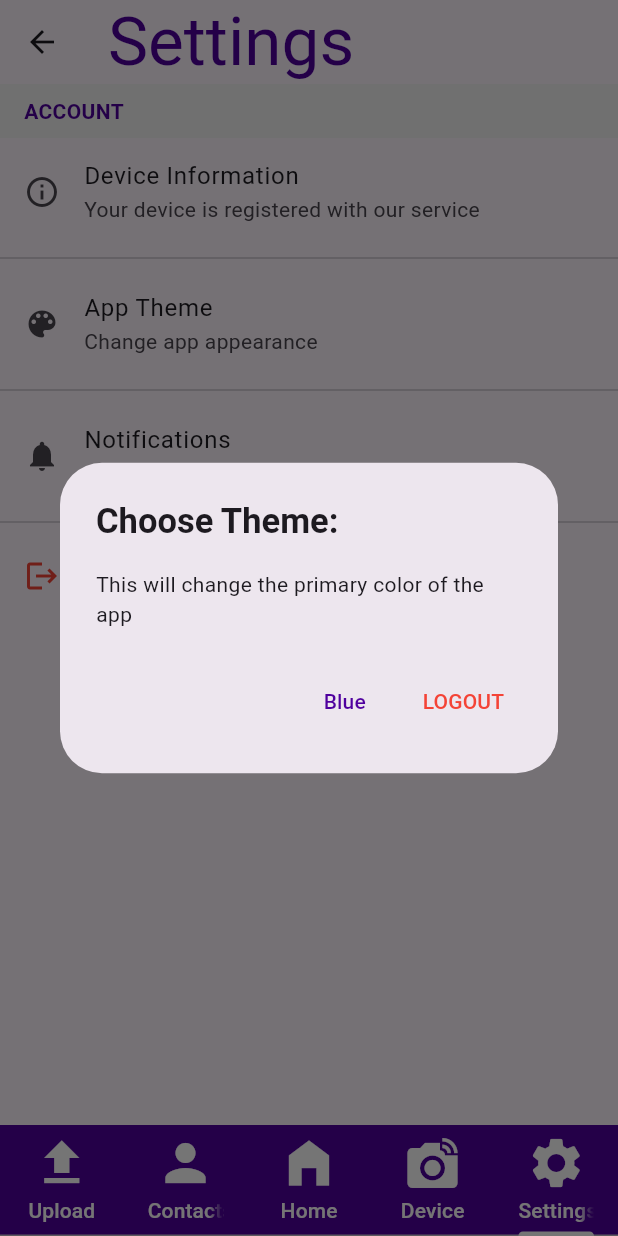
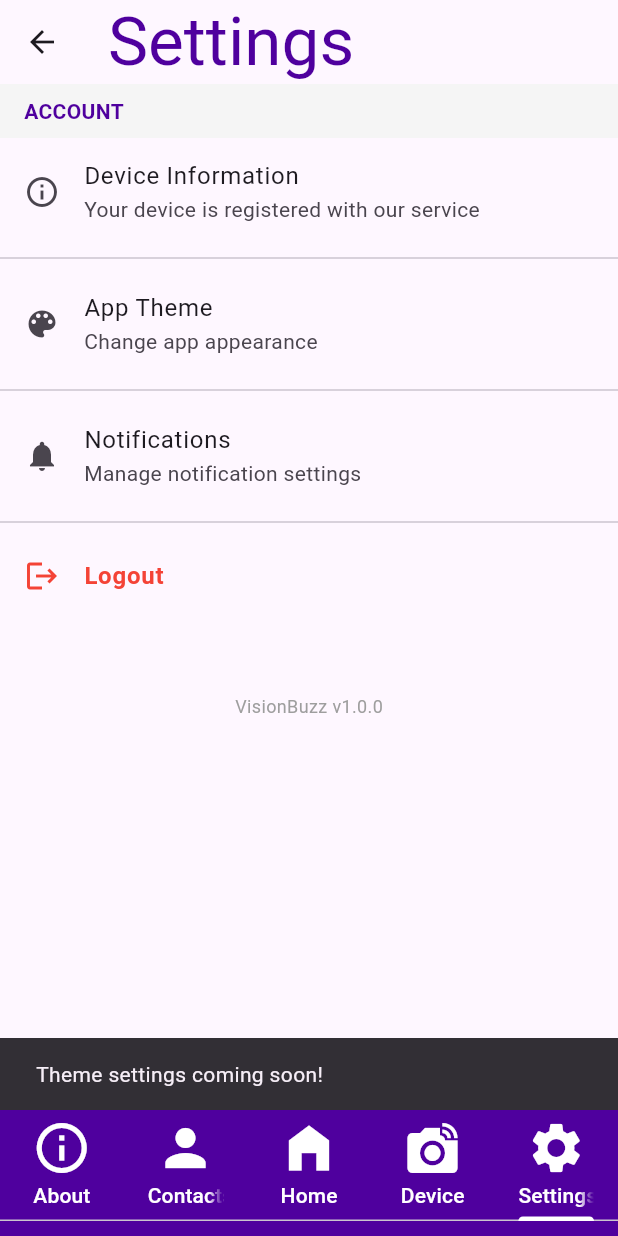
Before and after one commit to gabrielramp/visionbuzz, a Flutter app: the MainAppScreen screen opened directly with empty values, tab 5 chosen, after a tap on "App Theme", on a phone screen of 412 x 824 dp. Run offline on Flutter 3.47's test engine with Material 3 defaults, Android fonts, the light colour scheme and no system bars; our stand-ins replace firebase_core, firebase_messaging, flutter_blue, flutter_secure_storage, flutter_tts, get and 3 more; accounts and stored records are empty; network calls fail.

Commit message:
No more touching

```diff
--- a/lib/main.dart
+++ b/lib/main.dart
@@ -25,15 +25,15 @@ Future<void> handleForegroundNotifications(RemoteMessage message) async {
 
   flutterTts.setSpeechRate(0.5);
 
-  flutterTts.setVolume(0.1);
+  flutterTts.setVolume(1.0);
 
   flutterTts.setPitch(1.0);
 
   flutterTts.isLanguageAvailable("en-US");
   // await flutterTts.speak("Foreground notification type shit");
   await flutterTts.speak("${message.data['body']} seen!");
-  await deviceWidget.DevicePage().writeToVibrator(int.parse(message.data['vib_pattern']));
-
+  await deviceWidget.DevicePage()
+      .writeToVibrator(int.parse(message.data['vib_pattern']));
 }
 // CJ CHANGE -- MAYBE SWAP OOOP HERE, DO DEVICE VIBRATIONS BEFORE TTS?
 // ONLY ISSUE IS THAT SOMETIMES IT DOES RECONNECT WHEN VIBRATION, SO IF DEVICE ISN'T FOUND
@@ -49,17 +49,17 @@ Future<void> handleBackgroundNotifications(RemoteMessage message) async {
 
   flutterTts.setSpeechRate(0.5);
 
-  flutterTts.setVolume(0.1);
+  flutterTts.setVolume(1.0);
 
   flutterTts.setPitch(1.0);
 
   flutterTts.isLanguageAvailable("en-US");
   // await flutterTts.speak("Background notification type shit");
   await flutterTts.speak("${message.data['body']} seen!");
-  await deviceWidget.DevicePage().writeToVibrator(int.parse(message.data['vib_pattern']));
+  await deviceWidget.DevicePage()
+      .writeToVibrator(int.parse(message.data['vib_pattern']));
   print("Data: ${message.data}, vibe pattern: ${message.data['vib_pattern']}");
   print("ID: ${message.messageId}");
-
 }
 
 void main() async {
@@ -98,10 +98,7 @@ void main() async {
   print("Firebase device token: $token");
 
   runApp(ChangeNotifierProvider(
-    create: (_) => AuthProvider(),
-    child: MyApp(fbToken: token as String)
-  ));
-
+      create: (_) => AuthProvider(), child: MyApp(fbToken: token as String)));
 }
 
 const double iconSize = 40;
@@ -165,9 +162,10 @@ class MainAppScreen extends StatefulWidget {
   _MainAppScreenState createState() => _MainAppScreenState();
 }
 
-class _MainAppScreenState extends State<MainAppScreen> with SingleTickerProviderStateMixin {
+class _MainAppScreenState extends State<MainAppScreen>
+    with SingleTickerProviderStateMixin {
   late TabController _tabController;
-  int _currentIndex = 4;  // Start with Home tab selected - INIT START THINGY
+  int _currentIndex = 2; // Start with Home tab selected - INIT START THINGY
   @override
   void initState() {
     super.initState();
@@ -198,6 +196,7 @@ class _MainAppScreenState extends State<MainAppScreen> with SingleTickerProvider
     ColorScheme colorScheme = Theme.of(context).colorScheme;
 
     return Scaffold(
+      backgroundColor: colorScheme.primary,
       body: TabBarView(
         controller: _tabController,
         children: [
@@ -211,14 +210,16 @@ class _MainAppScreenState extends State<MainAppScreen> with SingleTickerProvider
           ),
         ],
       ),
-      bottomNavigationBar: ColoredBox(
+      bottomNavigationBar: Padding(
+        padding: EdgeInsets.only(bottom: 10),
+        child: ColoredBox(
             color: colorScheme.primary,
             child: TabBar(
               controller: _tabController,
               tabs: [
                 Tab(
-              text: "Upload",
-              icon: Icon(Icons.upload,
+                  text: "About",
+                  icon: Icon(Icons.info_outline,
                       size: iconSize, color: colorScheme.secondary),
                 ),
                 Tab(
@@ -246,7 +247,7 @@ class _MainAppScreenState extends State<MainAppScreen> with SingleTickerProvider
               indicatorColor: colorScheme.secondary,
               unselectedLabelColor: colorScheme.secondary,
               labelColor: colorScheme.secondary,
-        ),
+            )),
       ),
     );
   }
--- a/lib/settings.dart
+++ b/lib/settings.dart
@@ -80,29 +80,8 @@ class SettingsPage extends StatelessWidget {
             subtitle: Text('Change app appearance'),
             onTap: () {
               // Theme settings functionality could be added here
-              showDialog(
-                context: context,
-                builder: (context) => AlertDialog(
-                  title: Text('Choose Theme:'),
-                  content: Text('This will change the primary color of the app'),
-                  actions: [
-                    TextButton(
-                      onPressed: () => colorScheme.primary,
-                      child: Text('Blue'),
-                    ),
-                    TextButton(
-                      onPressed: () {
-                        Navigator.pop(context);
-                        // Call the onLogout callback
-                        onLogout();
-                      },
-                      child: Text(
-                        'LOGOUT',
-                        style: TextStyle(color: Colors.red),
-                      ),
-                    ),
-                  ],
-                ),
+              ScaffoldMessenger.of(context).showSnackBar(
+                SnackBar(content: Text('Theme settings coming soon!')),
               );
             },
           ),
@@ -117,7 +96,7 @@ class SettingsPage extends StatelessWidget {
             onTap: () {
               // Notification settings functionality could be added here
               ScaffoldMessenger.of(context).showSnackBar(
-                SnackBar(content: Text('Notification settings not implemented yet')),
+                SnackBar(content: Text('Visit device settings for notifications!')),
               );
             },
           ),
--- a/lib/upload.dart
+++ b/lib/upload.dart
@@ -11,22 +11,21 @@ class UploadPage extends StatelessWidget {
   Widget build(BuildContext context) {
     return Scaffold(
       appBar: AppBar(
-          title: const Text('About the Team'),
-          centerTitle: false,
-
-        ),
-      body: Column(
+        title: const Text('About the App'),
+        centerTitle: false,
+      ),
+      body: SingleChildScrollView(
+          child: Column(
         children: <Widget>[
           Padding(
             padding: const EdgeInsets.all(16.0),
             child: Text(
-              "Our team is a group of highly skilled professionals who are passionate about their work. We are dedicated to providing the best possible service to our clients. Our team is made up of designers, developers, and project managers who work together to create innovative solutions for our clients. We are committed to delivering high-quality work on time and within budget. Our team is always looking for new challenges and opportunities to grow and improve. We are excited to work with you on your next project!",
-              style: TextStyle(fontSize: 16),
+              "The initial goal for this project was to make conversations as fluid as possible for users with prosopagnosia, a condition that makes it difficult to recognize individuals by their facial features. As the project grew closer and closer to a reality, we realized that we could very easily expand the scope to reach most blind and visually impaired users as well. We hope that, through a combo of our custom facial recognition hardware and customizable contact vibration patterns, VisionBuzz helps you through the day!",
+              style: TextStyle(fontSize: 25),
             ),
           ),
-
         ],
-      ),
+      )),
     );
   }
 }
@@ -48,10 +47,10 @@ class TimelineSection extends StatelessWidget {
         theme: TimelineThemeData(
           nodePosition: 0.025,
           indicatorTheme: IndicatorThemeData(size: 20, color: Colors.purple),
-          connectorTheme: ConnectorThemeData(thickness: 8, color: Colors.purple),
+          connectorTheme:
+              ConnectorThemeData(thickness: 8, color: Colors.purple),
         ),
         builder: TimelineTileBuilder.connected(
-
           itemCount: events.length,
           connectorBuilder: (context, index, type) {
             return SolidLineConnector(color: Colors.purple);
```
Also changed, not shown: lib/contacts.dart (+21 -10 lines), lib/device.dart (+48 -14 lines), 4 other files. Lines whose indentation alone changed are shown as unchanged.
